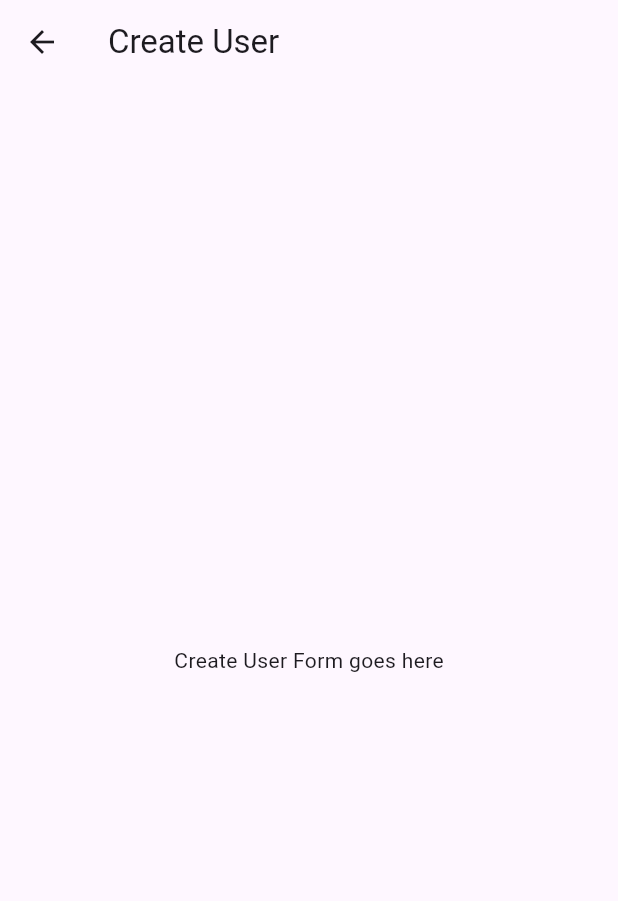
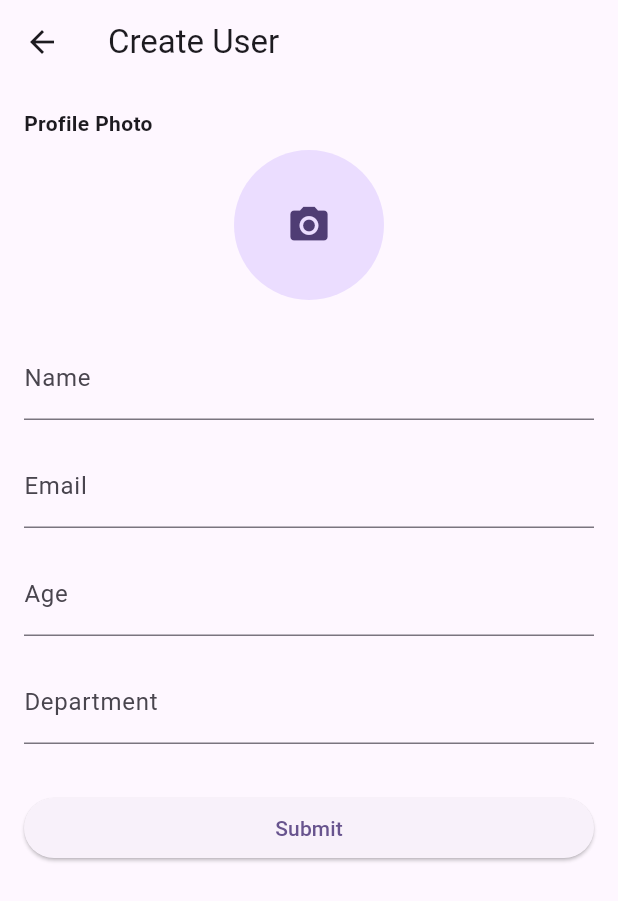
Before and after one commit to Siddhesh-Dupare/Flutter-App, a Flutter app: the CreateUserScreen screen opened by its route, on a phone screen of 412 x 824 dp. Shown: the top 901 px of the screen. Run offline on Flutter 3.47's test engine with Material 3 defaults, Android fonts, the phone set to English and light mode, and no system bars; our stand-ins replace image_picker; network calls fail.

Commit message:
Userscreen-button-created

```diff
--- a/lib/main.dart
+++ b/lib/main.dart
@@ -1,6 +1,9 @@
 import 'package:flutter/material.dart';
 import 'package:http/http.dart' as http;
 import 'dart:convert';
+import 'dart:io';
+import 'package:image_picker/image_picker.dart';
+
 
 void main() {
   runApp(const MyApp());
@@ -148,6 +151,7 @@ class _HomeScreenState extends State<HomeScreen> {
       ),
     );
   }
+
 }
 
 class ReportScreen extends StatelessWidget {
@@ -170,13 +174,109 @@ class ReportScreen extends StatelessWidget {
   }
 }
 
-class CreateUserScreen extends StatelessWidget {
+ class CreateUserScreen extends StatefulWidget {
+  @override
+  _CreateUserScreenState createState() => _CreateUserScreenState();
+}
+
+class _CreateUserScreenState extends State<CreateUserScreen> {
+  final _formKey = GlobalKey<FormState>();
+
+  final TextEditingController _nameController = TextEditingController();
+  final TextEditingController _emailController = TextEditingController();
+  final TextEditingController _ageController = TextEditingController();
+  final TextEditingController _departmentController = TextEditingController();
+
+  File? _profileImage;
+  final ImagePicker _picker = ImagePicker();
+
+  Future<void> _pickImage() async {
+    final pickedFile = await _picker.pickImage(source: ImageSource.gallery);
+    if (pickedFile != null) {
+      setState(() {
+        _profileImage = File(pickedFile.path);
+      });
+    }
+  }
+
+  void _submitForm() {
+    if (_formKey.currentState!.validate()) {
+      ScaffoldMessenger.of(context).showSnackBar(
+        SnackBar(content: Text("User created successfully!")),
+      );
+
+      // Clear fields
+      _nameController.clear();
+      _emailController.clear();
+      _ageController.clear();
+      _departmentController.clear();
+      setState(() {
+        _profileImage = null;
+      });
+    }
+  }
+
   @override
   Widget build(BuildContext context) {
     return Scaffold(
       appBar: AppBar(title: Text("Create User")),
-      body: Center(
-        child: Text("Create User Form goes here"),
+      body: Padding(
+        padding: const EdgeInsets.all(16.0),
+        child: Form(
+          key: _formKey,
+          child: ListView(
+            children: [
+              Text("Profile Photo", style: TextStyle(fontWeight: FontWeight.bold)),
+              SizedBox(height: 8),
+              GestureDetector(
+                onTap: _pickImage,
+                child: CircleAvatar(
+                  radius: 50,
+                  backgroundImage:
+                      _profileImage != null ? FileImage(_profileImage!) : null,
+                  child: _profileImage == null
+                      ? Icon(Icons.camera_alt, size: 30)
+                      : null,
+                ),
+              ),
+              SizedBox(height: 24),
+              TextFormField(
+                controller: _nameController,
+                decoration: InputDecoration(labelText: "Name"),
+                validator: (value) =>
+                    value!.isEmpty ? "Enter name" : null,
+              ),
+              SizedBox(height: 16),
+              TextFormField(
+                controller: _emailController,
+                decoration: InputDecoration(labelText: "Email"),
+                keyboardType: TextInputType.emailAddress,
+                validator: (value) =>
+                    value!.isEmpty ? "Enter email" : null,
+              ),
+              SizedBox(height: 16),
+              TextFormField(
+                controller: _ageController,
+                decoration: InputDecoration(labelText: "Age"),
+                keyboardType: TextInputType.number,
+                validator: (value) =>
+                    value!.isEmpty ? "Enter age" : null,
+              ),
+              SizedBox(height: 16),
+              TextFormField(
+                controller: _departmentController,
+                decoration: InputDecoration(labelText: "Department"),
+                validator: (value) =>
+                    value!.isEmpty ? "Enter department" : null,
+              ),
+              SizedBox(height: 32),
+              ElevatedButton(
+                onPressed: _submitForm,
+                child: Text("Submit"),
+              ),
+            ],
+          ),
+        ),
       ),
     );
   }
--- a/pubspec.yaml
+++ b/pubspec.yaml
@@ -35,6 +35,7 @@ dependencies:
   # Use with the CupertinoIcons class for iOS style icons.
   cupertino_icons: ^1.0.8
   http: ^1.4.0
+  image_picker: ^1.1.2
 
 dev_dependencies:
   flutter_test:
```
Also changed, not shown: pubspec.lock, 5 other files.
